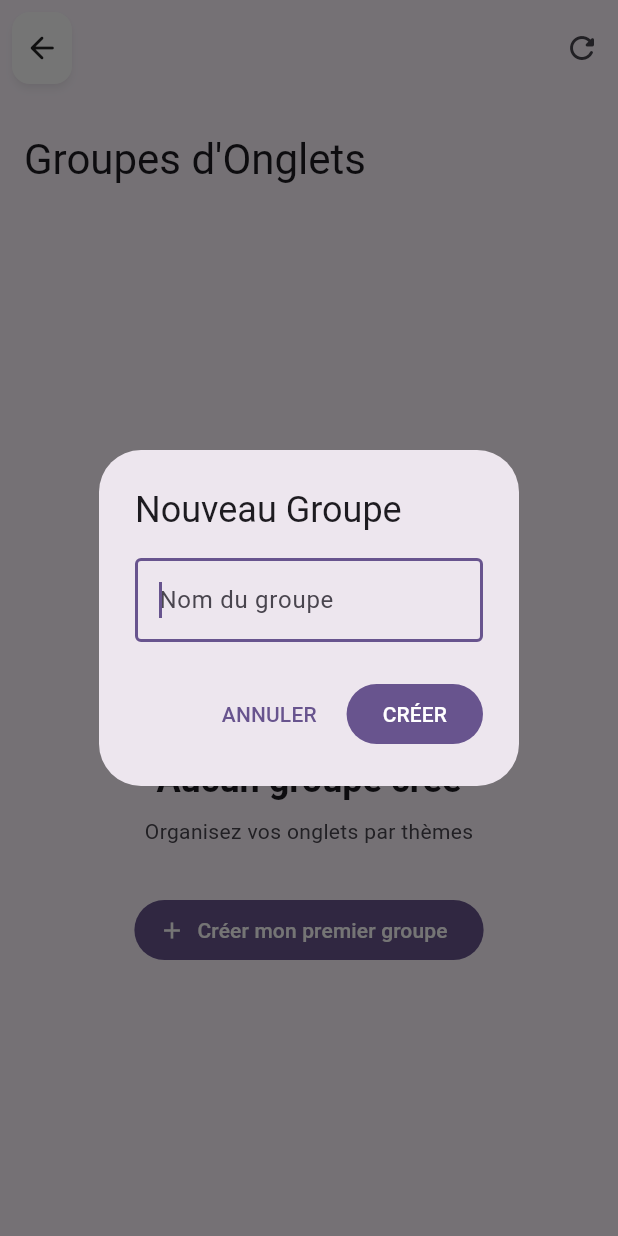
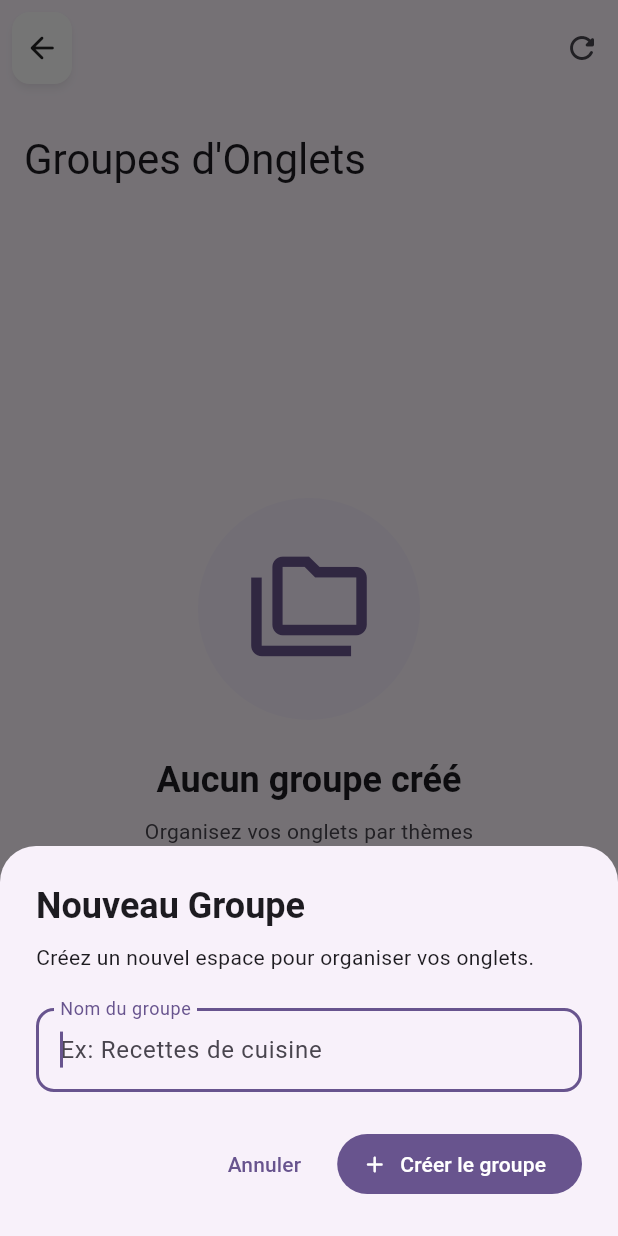
Before and after one commit to Panasoft94/DjimSearch, a Flutter app: the TabGroupsScreen screen opened directly, after a tap on "Créer mon premier groupe", on a phone screen of 412 x 824 dp. Run offline on Flutter 3.47's test engine with Material 3 defaults, Android fonts, the phone set to English and light mode, and no system bars; our stand-ins replace permission_handler, speech_to_text, sqflite, webview_flutter; accounts and stored records are empty.

Commit message:
Correction des bugs

```diff
--- a/lib/screens/tab_groups_screen.dart
+++ b/lib/screens/tab_groups_screen.dart
@@ -1,3 +1,4 @@
+import 'package:djimsearch/screens/group_details_screen.dart';
 import 'package:flutter/material.dart';
 import '../db_service.dart';
 
@@ -37,25 +38,59 @@ class _TabGroupsScreenState extends State<TabGroupsScreen> {
 
   void _showNewGroupDialog() {
     final TextEditingController groupNameController = TextEditingController();
-    showDialog(
+    showModalBottomSheet(
       context: context,
+      isScrollControlled: true,
+      shape: const RoundedRectangleBorder(
+        borderRadius: BorderRadius.vertical(top: Radius.circular(24)),
+      ),
       builder: (context) {
-        return AlertDialog(
-          title: const Text('Nouveau Groupe'),
-          content: TextField(
+        return Padding(
+          padding: EdgeInsets.fromLTRB(24, 24, 24, MediaQuery.of(context).viewInsets.bottom + 24),
+          child: Column(
+            mainAxisSize: MainAxisSize.min,
+            crossAxisAlignment: CrossAxisAlignment.start,
+            children: [
+              Text(
+                'Nouveau Groupe',
+                style: Theme.of(context).textTheme.headlineSmall?.copyWith(fontWeight: FontWeight.bold),
+              ),
+              const SizedBox(height: 8),
+              Text(
+                'Créez un nouvel espace pour organiser vos onglets.',
+                 style: Theme.of(context).textTheme.bodyMedium,
+              ),
+              const SizedBox(height: 24),
+              TextField(
                 controller: groupNameController,
                 autofocus: true,
                 decoration: const InputDecoration(
-              hintText: 'Nom du groupe',
-              border: OutlineInputBorder(),
+                  labelText: 'Nom du groupe',
+                  hintText: 'Ex: Recettes de cuisine',
+                  border: OutlineInputBorder(
+                    borderRadius: BorderRadius.all(Radius.circular(12))
                   ),
                 ),
-          actions: [
+                onSubmitted: (value) async {
+                   final name = value.isNotEmpty ? value : 'Groupe sans nom';
+                  await _dbService.addTabGroup(name);
+                  if (mounted) {
+                    Navigator.pop(context);
+                    _loadGroups();
+                  }
+                },
+              ),
+              const SizedBox(height: 24),
+              Row(
+                mainAxisAlignment: MainAxisAlignment.end,
+                children: [
                   TextButton(
                     onPressed: () => Navigator.pop(context),
-              child: const Text('ANNULER'),
+                    child: const Text('Annuler'),
                   ),
-            FilledButton(
+                  const SizedBox(width: 12),
+                  FilledButton.icon(
+                    icon: const Icon(Icons.add_rounded),
                     onPressed: () async {
                       final name = groupNameController.text.isNotEmpty
                           ? groupNameController.text
@@ -66,9 +101,12 @@ class _TabGroupsScreenState extends State<TabGroupsScreen> {
                         _loadGroups();
                       }
                     },
-              child: const Text('CRÉER'),
+                    label: const Text('Créer le groupe'),
                   ),
                 ],
+              ),
+            ],
+          ),
         );
       },
     );
@@ -245,9 +283,16 @@ class _TabGroupsScreenState extends State<TabGroupsScreen> {
                                         ],
                                       ),
                                     ),
-                                    Icon(Icons.arrow_forward_ios_rounded,
-                                      size: 16,
-                                      color: colorScheme.onSurfaceVariant.withOpacity(0.5)
+                                    IconButton(
+                                      icon: const Icon(Icons.arrow_forward_ios_rounded, size: 16),
+                                      onPressed: () {
+                                        Navigator.push(
+                                          context,
+                                          MaterialPageRoute(
+                                            builder: (context) => GroupDetailsScreen(group: group),
+                                          ),
+                                        ).then((_) => _loadGroups());
+                                      },
                                     ),
                                   ],
                                 ),
```
Also changed, not shown: lib/screens/home_screen.dart (indentation only). Lines whose indentation alone changed are shown as unchanged.
